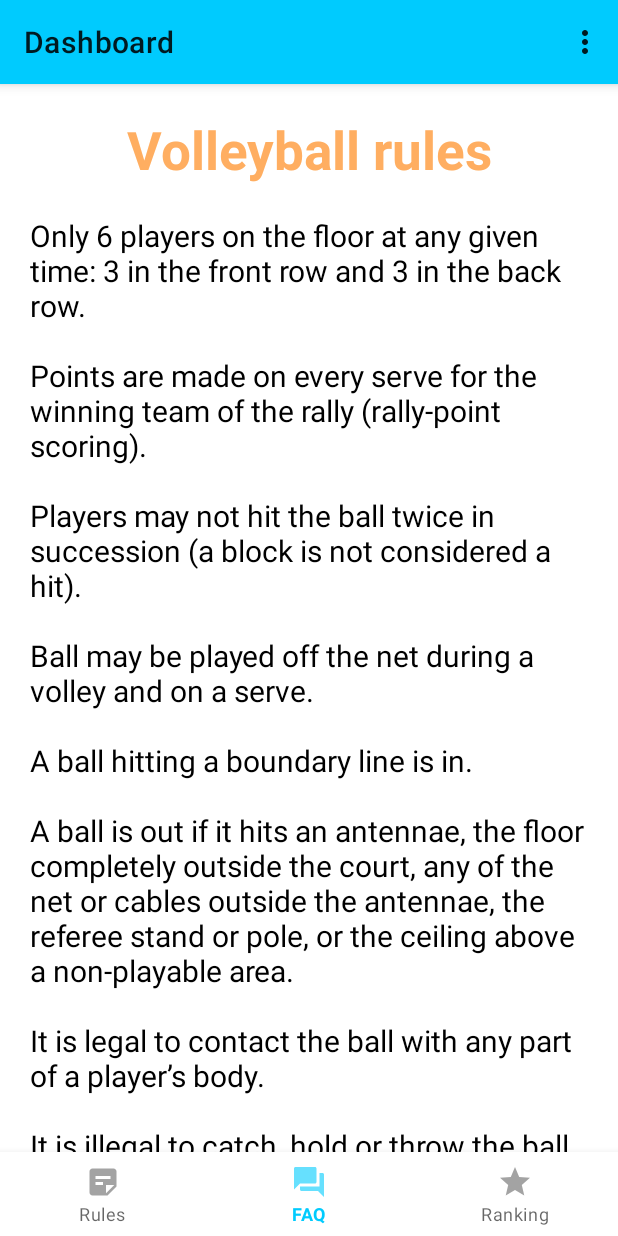
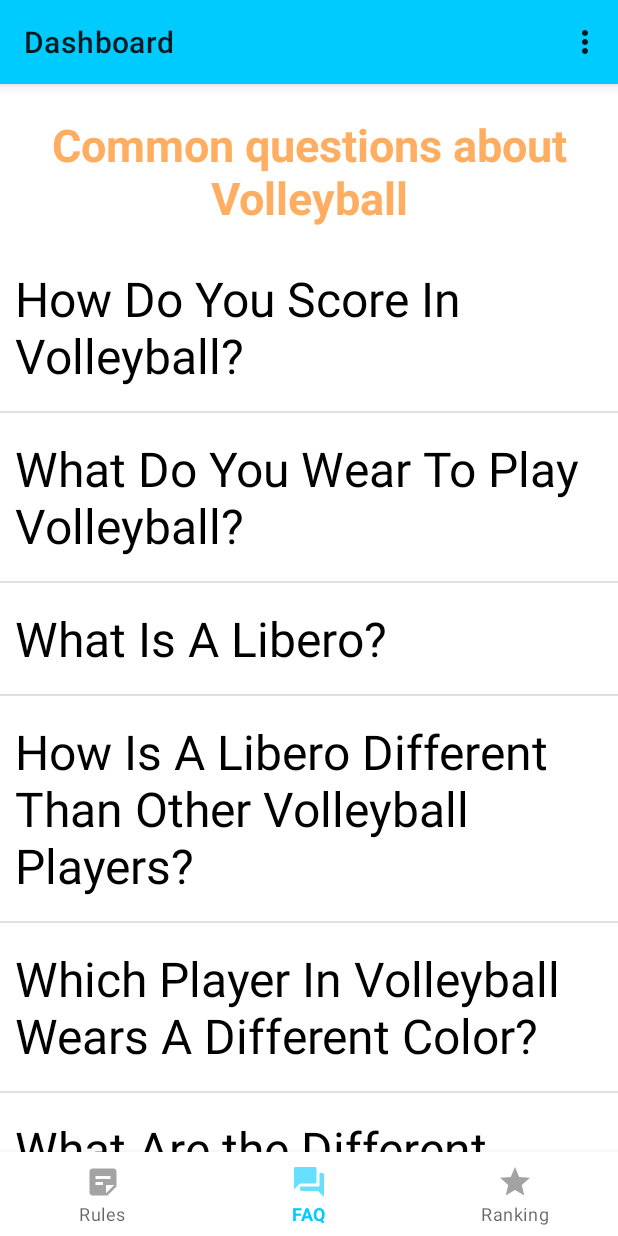
Before and after one commit to eriduasan/iVolley, an Android app: the DashboardActivity screen opened directly, with no data from a screen before it, item 2 of the bottom bar chosen, on a phone screen of 412 x 824 dp. Run offline under Robolectric (Android 15) with nearby library versions, the phone set to English and light mode, and no system bars.

Commit message:
Added FaqFragment + btnNavView handler

```diff
--- a/app/src/main/java/com/example/volleyball/DashboardActivity.kt
+++ b/app/src/main/java/com/example/volleyball/DashboardActivity.kt
@@ -6,10 +6,16 @@ import android.os.Build
 import androidx.appcompat.app.AppCompatActivity
 import android.os.Bundle
 import android.view.Menu
+import android.view.MenuItem
 import androidx.annotation.RequiresApi
+import androidx.fragment.app.Fragment
+import androidx.fragment.app.commit
 import com.example.volleyball.databinding.ActivityDashboardBinding
+import com.example.volleyball.fragments.FaqFragment
+import com.example.volleyball.fragments.RulesFragment
+import com.google.android.material.navigation.NavigationBarView
 
-class DashboardActivity : AppCompatActivity() {
+class DashboardActivity : AppCompatActivity(), NavigationBarView.OnItemSelectedListener {
 
     lateinit var binding: ActivityDashboardBinding
 
@@ -22,6 +28,8 @@ class DashboardActivity : AppCompatActivity() {
         setSupportActionBar(binding.toolbar)
         setTitle(R.string.dashboard_toolbar_name)
 
+        binding.dashboardBottomNavview.setOnItemSelectedListener(this)
+
 
     }
 
@@ -29,4 +37,29 @@ class DashboardActivity : AppCompatActivity() {
         menuInflater.inflate(R.menu.dashboard_menu, menu)
         return true
     }
+
+    override fun onNavigationItemSelected(item: MenuItem): Boolean {
+        return when(item.itemId) {
+            R.id.menu_btn_rules -> {
+                changeFragment(RulesFragment(), false)
+                true
+            }
+            R.id.menu_btn_faq -> {
+                changeFragment(FaqFragment(), false)
+                true
+            }
+            else -> false
+        }
+    }
+
+    fun changeFragment(fragmentToShow: Fragment, add: Boolean) {
+
+        val fragmentContainerView = binding.dashboardFragmentContainerView.id
+
+        supportFragmentManager.commit {
+            setReorderingAllowed(true)
+            replace(fragmentContainerView, fragmentToShow)
+            if (add) addToBackStack(null)
+        }
+    }
 }
--- /dev/null
+++ b/app/src/main/java/com/example/volleyball/adapters/FaqAdapter.kt
@@ -0,0 +1,38 @@
+package com.example.volleyball.adapters
+
+import android.content.Context
+import android.view.LayoutInflater
+import android.view.View
+import android.view.ViewGroup
+import android.widget.TextView
+import androidx.recyclerview.widget.RecyclerView
+import com.example.volleyball.R
+import com.example.volleyball.clases.Faq
+
+class FaqAdapter(private val faqList: MutableList<Faq>, private val context: Context): RecyclerView.Adapter<FaqAdapter.FaqViewHolder>() {
+
+    class FaqViewHolder(view: View): RecyclerView.ViewHolder(view) {
+        private val tvFaqTitle: TextView = view.findViewById(R.id.faq_item_title)
+
+        fun bindItem(faq: Faq) {
+            tvFaqTitle.text = faq.title
+        }
+
+    }
+
+    override fun onCreateViewHolder(parent: ViewGroup, viewType: Int): FaqViewHolder {
+        val view = LayoutInflater.from(context).inflate(R.layout.faq_item, parent, false)
+
+        return FaqViewHolder(view)
+
+    }
+
+    override fun getItemCount(): Int {
+        return faqList.size
+    }
+
+    override fun onBindViewHolder(holder: FaqViewHolder, position: Int) {
+        holder.bindItem(faqList[position])
+    }
+
+}
--- /dev/null
+++ b/app/src/main/java/com/example/volleyball/clases/Faq.kt
@@ -0,0 +1,6 @@
+package com.example.volleyball.clases
+
+data class Faq (
+    val title: String,
+    val body: String
+)
--- /dev/null
+++ b/app/src/main/java/com/example/volleyball/fragments/FaqFragment.kt
@@ -0,0 +1,43 @@
+package com.example.volleyball.fragments
+
+import android.os.Bundle
+import androidx.fragment.app.Fragment
+import android.view.LayoutInflater
+import android.view.View
+import android.view.ViewGroup
+import androidx.recyclerview.widget.DividerItemDecoration
+import androidx.recyclerview.widget.LinearLayoutManager
+import com.example.volleyball.R
+import com.example.volleyball.adapters.FaqAdapter
+import com.example.volleyball.clases.Faq
+import com.example.volleyball.databinding.FragmentFaqBinding
+
+
+class FaqFragment : Fragment() {
+
+    lateinit var binding: FragmentFaqBinding
+
+    override fun onCreateView(
+        inflater: LayoutInflater, container: ViewGroup?,
+        savedInstanceState: Bundle?
+    ): View? {
+
+        binding = FragmentFaqBinding.inflate(inflater)
+
+        val faqs = mutableListOf(
+            Faq(getString(R.string.faq_volleyball_scoring_title), getString(R.string.faq_volleyball_scoring_body)),
+            Faq(getString(R.string.faq_what_to_wear_title), getString(R.string.faq_what_to_wear_body)),
+            Faq(getString(R.string.faq_libero_title), getString(R.string.faq_libero_body)),
+            Faq(getString(R.string.faq_libero_diff_title), getString(R.string.faq_libero_diff_body)),
+            Faq(getString(R.string.faq_libero_color_title), getString(R.string.faq_libero_color_body)),
+            Faq(getString(R.string.faq_volleyball_positions_title), getString(R.string.faq_volleyball_positions_body))
+        )
+
+        binding.faqRecview.addItemDecoration(DividerItemDecoration(requireContext(), DividerItemDecoration.VERTICAL))
+        binding.faqRecview.adapter = FaqAdapter(faqs, requireContext())
+        binding.faqRecview.layoutManager = LinearLayoutManager(requireContext(), LinearLayoutManager.VERTICAL, false)
+
+        return binding.root
+    }
+
+}
--- /dev/null
+++ b/app/src/main/res/layout/faq_item.xml
@@ -0,0 +1,19 @@
+<?xml version="1.0" encoding="utf-8"?>
+<androidx.constraintlayout.widget.ConstraintLayout xmlns:android="http://schemas.android.com/apk/res/android"
+    android:layout_width="match_parent"
+    android:layout_height="wrap_content"
+    android:paddingTop="15dp"
+    android:paddingBottom="15dp"
+    xmlns:app="http://schemas.android.com/apk/res-auto">
+
+    <TextView
+        android:id="@+id/faq_item_title"
+        android:layout_width="match_parent"
+        android:layout_height="wrap_content"
+        app:layout_constraintTop_toTopOf="parent"
+        app:layout_constraintLeft_toLeftOf="parent"
+        android:layout_marginLeft="10dp"
+        android:textSize="32sp"
+        android:text="Some faq title" />
+
+</androidx.constraintlayout.widget.ConstraintLayout>
--- /dev/null
+++ b/app/src/main/res/layout/fragment_faq.xml
@@ -0,0 +1,24 @@
+<?xml version="1.0" encoding="utf-8"?>
+<androidx.appcompat.widget.LinearLayoutCompat xmlns:android="http://schemas.android.com/apk/res/android"
+    xmlns:tools="http://schemas.android.com/tools"
+    android:layout_width="match_parent"
+    android:orientation="vertical"
+    android:layout_height="match_parent"
+    tools:context=".fragments.FaqFragment">
+
+    <TextView
+        android:layout_width="match_parent"
+        android:layout_height="wrap_content"
+        android:gravity="center"
+        style="@style/highlight_title"
+        android:textSize="30sp"
+        android:layout_marginTop="20dp"
+        android:layout_marginBottom="10dp"
+        android:text="@string/faq_title" />
+
+    <androidx.recyclerview.widget.RecyclerView
+        android:id="@+id/faq_recview"
+        android:layout_width="match_parent"
+        android:layout_height="wrap_content" />
+
+</androidx.appcompat.widget.LinearLayoutCompat>
--- a/app/src/main/res/values/strings.xml
+++ b/app/src/main/res/values/strings.xml
@@ -33,8 +33,68 @@
     <string name="faq">FAQ</string>
     <string name="ranking">Ranking</string>
     <string name="dashboard_toolbar_name">Dashboard</string>
+
+    <!-- Volleyball Rules -->
     <string name="rules_volleyball_1">Only 6 players on the floor at any given time: 3 in the front row and 3 in the back row.\n\nPoints are made on every serve for the winning team of the rally (rally-point scoring).\n\nPlayers may not hit the ball twice in succession (a block is not considered a hit).\n\nBall may be played off the net during a volley and on a serve.\n\nA ball hitting a boundary line is in.\n\nA ball is out if it hits an antennae, the floor completely outside the court, any of the net or cables outside the antennae, the referee stand or pole, or the ceiling above a non-playable area.\n\nIt is legal to contact the ball with any part of a player’s body.\n\nIt is illegal to catch, hold or throw the ball.\n\nA player cannot block or attack a serve from on or inside the 10-foot line.\n\nAfter the serve, front-line players may switch positions at the net.\n\nMatches are made up of sets; the number depends on the level of play.</string>
     <string name="rules_title">Volleyball rules</string>
     <string name="rules_violation_title">Volleyball rule violations</string>
     <string name="rules_volleyball_2">Stepping on or across the service line when serving while making contact with the ball.\n\nFailure to serve the ball over the net successfully.\n\nBall-handling errors and contacting the ball illegally (double touching, lifting, carrying, throwing, etc.)\\n\\nTouching the net with any part of the body while the ball is in play.\n\nBlocking a ball coming from the opponent’s court and contacting the ball when reaching over the net if your opponent has not used 3 contacts AND has a player there to make a play on the ball.\n\nAttacking a ball coming from the opponent’s court and contacting the ball when reaching over the net when the ball has not yet broken the vertical plane of the net.\n\nCrossing the court centerline with any part of your body, with the exception of a hand or foot. It is only considered a violation if the entire hand or entire foot crosses the court centerline.\n\nServing out of rotation or out of order.\n\nBack row player blocking (deflecting a ball coming from the opponent) when, at the moment of contact, the back row player is near the net and has part of their body above the top of the net. This is an illegal block.\n\nBack row player attacking a ball inside the front zone (the area inside the 3M/10-foot line) when, at the moment of contact, the ball is completely above the net. This is an illegal attack.</string>
+
+    <!-- Volleyball FAQ -->
+
+    <string name="faq_volleyball_scoring_title">How Do You Score In Volleyball?</string>
+    <string name="faq_volleyball_scoring_body">
+        The overall objective of volleyball is for each athlete to use skill involving teams passing a ball over the net without the ball touching the ground or going out of bounds. A ball dropping on the line counts as in bounds.
+        \n\n
+        There are a lot of different plays that are used in order to return the ball over the net, including: a pass, set or a hit, which can be very exciting in playing the sport but also in watching teams play as well.
+        \n\n
+        Teams earn points when their opponent errors, or fails to legally return the ball over the net. The team earning the most points in a volleyball game wins. Each game or another team that can be used is a set, a set is played to 25 points and there are usually 3-5 sets within each match depending on the level, where different rules are applied.
+    </string>
+
+    <string name="faq_what_to_wear_title">What Do You Wear To Play Volleyball?</string>
+    <string name="faq_what_to_wear_body">
+        Figuring out what to wear depends on whether you are playing indoor or outdoor, and competitively or for fun.
+        \n\n
+        Indoor volleyball practice calls for a t-shirt, athletic shorts, socks, court shoes, and knee pads. Your formal game gear will include a jersey, shorts, socks, shoes, and knee pads.
+        \n\n
+        Beach volleyball players wear swimsuits, sports bikinis, spandex tops and bottoms, full body suits, or shorts and tank-tops, depending on what their league allows it or not.
+    </string>
+
+    <string name="faq_libero_title">What Is A Libero?</string>
+    <string name="faq_libero_body">
+        The word \‘Libero\' is an Italian word meaning "free". As in football, soccer, and other sports, indoor volleyball uses defensive specialists called liberos.
+        \n\n
+        Two liberos may be chosen from a team of twelve or more players, but only one "acting libero" can be on the court at a time. Not every team has to have a libero, though. According to FIVB rules, teams have the option to designate up to two liberos for a tournament from among the list of players.
+    </string>
+
+    <string name="faq_libero_color_title">Which Player In Volleyball Wears A Different Color?</string>
+    <string name="faq_libero_color_body">
+        Volleyball liberos wear different colored jerseys to have them stand out from their teammates.
+    </string>
+
+    <string name="faq_libero_diff_title">How Is A Libero Different Than Other Volleyball Players?</string>
+    <string name="faq_libero_diff_body">
+        Liberos follow a little different set of rules. The libero was added to the indoor volleyball game in 1999 to liven up the game. The main differences between the libero and a defense specialist involve duties and substitution.
+        \n\n
+        The Libero can only rotate in for back-row players, wears a different color of jersey, can only serve for one player, cannot jump or attack, must sit out one play before returning to the game and when used as a substitute it doesn’t count against the team’s six substitutions per set that are allowed.
+        \n\n
+        A defensive specialist, on the other hand, can rotate in for any player, they are allowed to jump and attack a hit and when they are used as a substitute it does count against the team’s six allowed substitutions per set.
+    </string>
+
+    <string name="faq_volleyball_positions_title">What Are the Different Positions in Volleyball?</string>
+    <string name="faq_volleyball_positions_body">
+        Volleyball has several key positions, each with its own responsibilities. The main positions include:
+        \n\n
+        1. Setter: Sets the ball for attackers.
+        \n\n
+        2. Outside Hitter: Attacks from the left side of the court.
+        \n\n
+        3. Middle Blocker: Blocks at the net and attacks from the center.
+        \n\n
+        4. Opposite Hitter: Attacks from the right side.
+        \n\n
+        5. Libero: Specializes in defensive skills and wears a different-colored jersey.
+    </string>
+    <string name="faq_title">Common questions about Volleyball</string>
+
 </resources>
```
